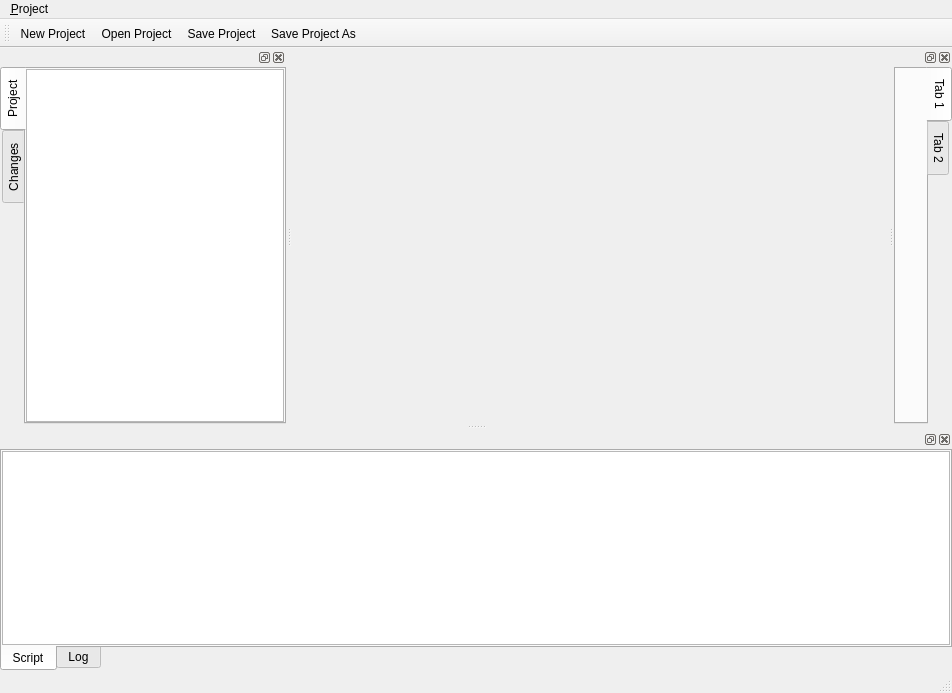
Before: the Qt Designer form branches/split/grafity/ui/forms/mdi.ui in BackupTheBerlios/grafity-svn, drawn with Qt 5.
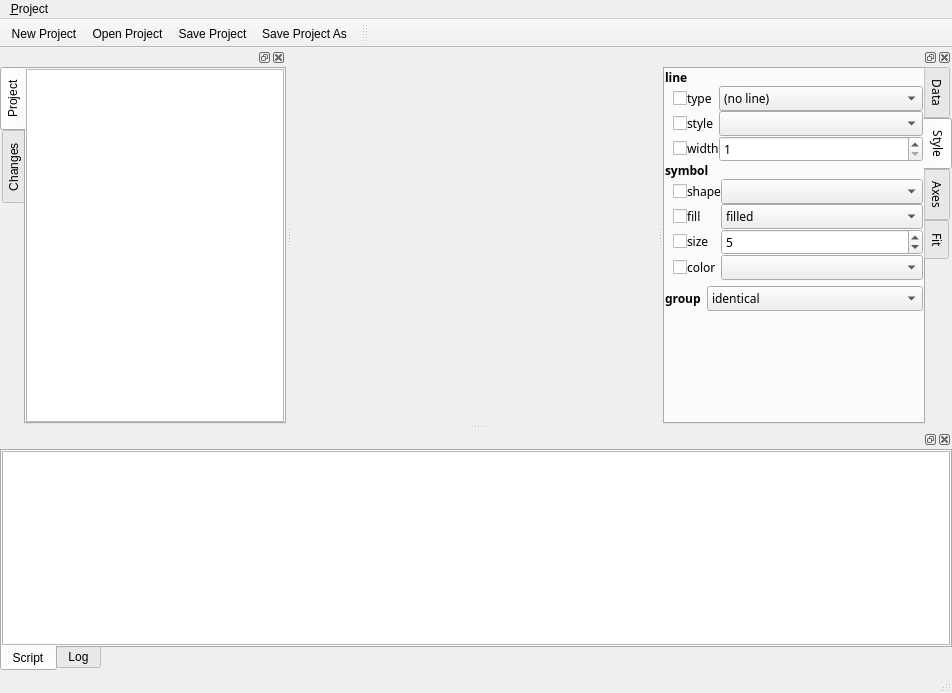
After: the same form once the commit is applied. Icons and pictures are not drawn. Custom widgets are drawn as their Qt base class.

```diff
--- a/branches/split/grafity/ui/forms/mdi.ui
+++ b/branches/split/grafity/ui/forms/mdi.ui
@@ -186,18 +186,1052 @@
       <number>0</number>
      </property>
      <item>
-      <widget class="QTabWidget" name="tabWidget_2" >
+      <widget class="QTabWidget" name="tabs" >
+       <property name="font" >
+        <font>
+         <family>Sans Serif</family>
+         <pointsize>9</pointsize>
+         <weight>50</weight>
+         <italic>false</italic>
+         <bold>false</bold>
+         <underline>false</underline>
+         <strikeout>false</strikeout>
+        </font>
+       </property>
        <property name="tabPosition" >
         <enum>QTabWidget::East</enum>
        </property>
+       <property name="tabShape" >
+        <enum>QTabWidget::Rounded</enum>
+       </property>
+       <property name="currentIndex" >
+        <number>1</number>
+       </property>
        <widget class="QWidget" name="tab_3" >
         <attribute name="title" >
-         <string>Tab 1</string>
+         <string>Data</string>
         </attribute>
+        <attribute name="icon" >
+         <iconset resource="grafity.qrc" >:/images/general/worksheet.png</iconset>
+        </attribute>
+        <layout class="QVBoxLayout" >
+         <property name="margin" >
+          <number>0</number>
+         </property>
+         <property name="spacing" >
+          <number>6</number>
+         </property>
+         <item>
+          <layout class="QHBoxLayout" >
+           <property name="margin" >
+            <number>0</number>
+           </property>
+           <property name="spacing" >
+            <number>6</number>
+           </property>
+           <item>
+            <widget class="QToolButton" name="add_button" >
+             <property name="text" >
+              <string>Add</string>
+             </property>
+             <property name="icon" >
+              <iconset>images/16/add.png</iconset>
+             </property>
+             <property name="toolButtonStyle" >
+              <enum>Qt::ToolButtonTextBesideIcon</enum>
+             </property>
+             <property name="autoRaise" >
+              <bool>true</bool>
+             </property>
+            </widget>
+           </item>
+           <item>
+            <widget class="QToolButton" name="toolButton" >
+             <property name="text" >
+              <string>Replace</string>
+             </property>
+             <property name="icon" >
+              <iconset>images/16/add.png</iconset>
+             </property>
+             <property name="toolButtonStyle" >
+              <enum>Qt::ToolButtonTextBesideIcon</enum>
+             </property>
+             <property name="autoRaise" >
+              <bool>true</bool>
+             </property>
+            </widget>
+           </item>
+           <item>
+            <spacer>
+             <property name="orientation" >
+              <enum>Qt::Horizontal</enum>
+             </property>
+             <property name="sizeType" >
+              <enum>QSizePolicy::Expanding</enum>
+             </property>
+             <property name="sizeHint" >
+              <size>
+               <width>40</width>
+               <height>20</height>
+              </size>
+             </property>
+            </spacer>
+           </item>
+          </layout>
+         </item>
+         <item>
+          <widget class="QSplitter" name="splitter" >
+           <property name="orientation" >
+            <enum>Qt::Vertical</enum>
+           </property>
+           <property name="childrenCollapsible" >
+            <bool>false</bool>
+           </property>
+           <widget class="QWidget" name="widget_2" >
+            <layout class="QVBoxLayout" >
+             <property name="margin" >
+              <number>0</number>
+             </property>
+             <property name="spacing" >
+              <number>0</number>
+             </property>
+             <item>
+              <widget class="QLabel" name="label" >
+               <property name="text" >
+                <string>&lt;html>&lt;head>&lt;meta name="qrichtext" content="1" />&lt;/head>&lt;body style=" white-space: pre-wrap; font-family:Sans Serif; font-size:9pt; font-weight:400; font-style:normal; text-decoration:none;">&lt;p style=" margin-top:0px; margin-bottom:0px; margin-left:0px; margin-right:0px; -qt-block-indent:0; text-indent:0px;">&lt;span style=" font-weight:600;">worksheet&lt;/span>&lt;/p>&lt;/body>&lt;/html></string>
+               </property>
+               <property name="buddy" >
+                <cstring>treeView</cstring>
+               </property>
+              </widget>
+             </item>
+             <item>
+              <widget class="QTreeView" name="treeView" />
+             </item>
+            </layout>
+           </widget>
+           <widget class="QWidget" name="widget_2" >
+            <layout class="QVBoxLayout" >
+             <property name="margin" >
+              <number>0</number>
+             </property>
+             <property name="spacing" >
+              <number>0</number>
+             </property>
+             <item>
+              <widget class="QLabel" name="label_2" >
+               <property name="text" >
+                <string>&lt;html>&lt;head>&lt;meta name="qrichtext" content="1" />&lt;/head>&lt;body style=" white-space: pre-wrap; font-family:Sans Serif; font-size:9pt; font-weight:400; font-style:normal; text-decoration:none;">&lt;p style=" margin-top:0px; margin-bottom:0px; margin-left:0px; margin-right:0px; -qt-block-indent:0; text-indent:0px;">&lt;span style=" font-weight:600;">x axis&lt;/span>&lt;/p>&lt;/body>&lt;/html></string>
+               </property>
+               <property name="buddy" >
+                <cstring>listView</cstring>
+               </property>
+              </widget>
+             </item>
+             <item>
+              <widget class="QListView" name="listView" />
+             </item>
+            </layout>
+           </widget>
+           <widget class="QWidget" name="widget_2" >
+            <layout class="QVBoxLayout" >
+             <property name="margin" >
+              <number>0</number>
+             </property>
+             <property name="spacing" >
+              <number>0</number>
+             </property>
+             <item>
+              <widget class="QLabel" name="label_3" >
+               <property name="text" >
+                <string>&lt;html>&lt;head>&lt;meta name="qrichtext" content="1" />&lt;/head>&lt;body style=" white-space: pre-wrap; font-family:Sans Serif; font-size:9pt; font-weight:400; font-style:normal; text-decoration:none;">&lt;p style=" margin-top:0px; margin-bottom:0px; margin-left:0px; margin-right:0px; -qt-block-indent:0; text-indent:0px;">&lt;span style=" font-weight:600;">y axis&lt;/span>&lt;/p>&lt;/body>&lt;/html></string>
+               </property>
+               <property name="buddy" >
+                <cstring>listView_2</cstring>
+               </property>
+              </widget>
+             </item>
+             <item>
+              <widget class="QListView" name="listView_2" />
+             </item>
+            </layout>
+           </widget>
+          </widget>
+         </item>
+        </layout>
+       </widget>
+       <widget class="QWidget" name="Style" >
+        <attribute name="title" >
+         <string>Style</string>
+        </attribute>
+        <attribute name="icon" >
+         <iconset resource="grafity.qrc" >:/images/general/style.png</iconset>
+        </attribute>
+        <attribute name="toolTip" >
+         <string>Style</string>
+        </attribute>
+        <layout class="QVBoxLayout" >
+         <property name="margin" >
+          <number>0</number>
+         </property>
+         <property name="spacing" >
+          <number>6</number>
+         </property>
+         <item>
+          <layout class="QVBoxLayout" >
+           <property name="margin" >
+            <number>0</number>
+           </property>
+           <property name="spacing" >
+            <number>0</number>
+           </property>
+           <item>
+            <layout class="QVBoxLayout" >
+             <property name="margin" >
+              <number>0</number>
+             </property>
+             <property name="spacing" >
+              <number>0</number>
+             </property>
+             <item>
+              <widget class="QLabel" name="textLabel1_3" >
+               <property name="text" >
+                <string>&lt;b>line&lt;/b></string>
+               </property>
+              </widget>
+             </item>
+             <item>
+              <layout class="QHBoxLayout" >
+               <property name="margin" >
+                <number>0</number>
+               </property>
+               <property name="spacing" >
+                <number>0</number>
+               </property>
+               <item>
+                <spacer>
+                 <property name="orientation" >
+                  <enum>Qt::Horizontal</enum>
+                 </property>
+                 <property name="sizeType" >
+                  <enum>QSizePolicy::Fixed</enum>
+                 </property>
+                 <property name="sizeHint" >
+                  <size>
+                   <width>8</width>
+                   <height>20</height>
+                  </size>
+                 </property>
+                </spacer>
+               </item>
+               <item>
+                <layout class="QGridLayout" >
+                 <property name="margin" >
+                  <number>0</number>
+                 </property>
+                 <property name="spacing" >
+                  <number>0</number>
+                 </property>
+                 <item row="2" column="0" >
+                  <widget class="QCheckBox" name="lwidth_ch" >
+                   <property name="sizePolicy" >
+                    <sizepolicy>
+                     <hsizetype>0</hsizetype>
+                     <vsizetype>0</vsizetype>
+                     <horstretch>0</horstretch>
+                     <verstretch>0</verstretch>
+                    </sizepolicy>
+                   </property>
+                   <property name="text" >
+                    <string/>
+                   </property>
+                  </widget>
+                 </item>
+                 <item row="2" column="2" >
+                  <widget class="QSpinBox" name="lwidth" >
+                   <property name="sizePolicy" >
+                    <sizepolicy>
+                     <hsizetype>3</hsizetype>
+                     <vsizetype>0</vsizetype>
+                     <horstretch>0</horstretch>
+                     <verstretch>0</verstretch>
+                    </sizepolicy>
+                   </property>
+                   <property name="maximum" >
+                    <number>40</number>
+                   </property>
+                   <property name="minimum" >
+                    <number>1</number>
+                   </property>
+                  </widget>
+                 </item>
+                 <item row="1" column="2" >
+                  <widget class="QComboBox" name="lstyle" >
+                   <property name="sizePolicy" >
+                    <sizepolicy>
+                     <hsizetype>3</hsizetype>
+                     <vsizetype>0</vsizetype>
+                     <horstretch>0</horstretch>
+                     <verstretch>0</verstretch>
+                    </sizepolicy>
+                   </property>
+                  </widget>
+                 </item>
+                 <item row="1" column="1" >
+                  <widget class="QLabel" name="textLabel5_2" >
+                   <property name="sizePolicy" >
+                    <sizepolicy>
+                     <hsizetype>0</hsizetype>
+                     <vsizetype>0</vsizetype>
+                     <horstretch>0</horstretch>
+                     <verstretch>0</verstretch>
+                    </sizepolicy>
+                   </property>
+                   <property name="text" >
+                    <string>style</string>
+                   </property>
+                   <property name="buddy" >
+                    <cstring>lstyle</cstring>
+                   </property>
+                  </widget>
+                 </item>
+                 <item row="2" column="1" >
+                  <widget class="QLabel" name="textLabel6_2" >
+                   <property name="sizePolicy" >
+                    <sizepolicy>
+                     <hsizetype>0</hsizetype>
+                     <vsizetype>0</vsizetype>
+                     <horstretch>0</horstretch>
+                     <verstretch>0</verstretch>
+                    </sizepolicy>
+                   </property>
+                   <property name="text" >
+                    <string>width</string>
+                   </property>
+                   <property name="buddy" >
+                    <cstring>lwidth</cstring>
+                   </property>
+                  </widget>
+                 </item>
+                 <item row="0" column="0" >
+                  <widget class="QCheckBox" name="ltype_ch" >
+                   <property name="sizePolicy" >
+                    <sizepolicy>
+                     <hsizetype>0</hsizetype>
+                     <vsizetype>0</vsizetype>
+                     <horstretch>0</horstretch>
+                     <verstretch>0</verstretch>
+                    </sizepolicy>
+                   </property>
+                   <property name="text" >
+                    <string/>
+                   </property>
+                  </widget>
+                 </item>
+                 <item row="1" column="0" >
+                  <widget class="QCheckBox" name="lstyle_ch" >
+                   <property name="sizePolicy" >
+                    <sizepolicy>
+                     <hsizetype>0</hsizetype>
+                     <vsizetype>0</vsizetype>
+                     <horstretch>0</horstretch>
+                     <verstretch>0</verstretch>
+                    </sizepolicy>
+                   </property>
+                   <property name="text" >
+                    <string/>
+                   </property>
+                  </widget>
+                 </item>
+                 <item row="0" column="1" >
+                  <widget class="QLabel" name="textLabel4_2" >
+                   <property name="sizePolicy" >
+                    <sizepolicy>
+                     <hsizetype>0</hsizetype>
+                     <vsizetype>0</vsizetype>
+                     <horstretch>0</horstretch>
+                     <verstretch>0</verstretch>
+                    </sizepolicy>
+                   </property>
+                   <property name="text" >
+                    <string>type</string>
+                   </property>
+                   <property name="buddy" >
+                    <cstring>ltype</cstring>
+                   </property>
+                  </widget>
+                 </item>
+                 <item row="0" column="2" >
+                  <widget class="QComboBox" name="ltype" >
+                   <property name="sizePolicy" >
+                    <sizepolicy>
+                     <hsizetype>3</hsizetype>
+                     <vsizetype>0</vsizetype>
+                     <horstretch>0</horstretch>
+                     <verstretch>0</verstretch>
+                    </sizepolicy>
+                   </property>
+                   <item>
+                    <property name="text" >
+                     <string>(no line)</string>
+                    </property>
+                   </item>
+                   <item>
+                    <property name="text" >
+                     <string>straight</string>
+                    </property>
+                   </item>
+                   <item>
+                    <property name="text" >
+                     <string>spline</string>
+                    </property>
+                   </item>
+                  </widget>
+                 </item>
+                </layout>
+               </item>
+              </layout>
+             </item>
+            </layout>
+           </item>
+           <item>
+            <widget class="QLabel" name="textLabel1_4" >
+             <property name="text" >
+              <string>&lt;b>symbol&lt;/b></string>
+             </property>
+            </widget>
+           </item>
+           <item>
+            <layout class="QHBoxLayout" >
+             <property name="margin" >
+              <number>0</number>
+             </property>
+             <property name="spacing" >
+              <number>0</number>
+             </property>
+             <item>
+              <spacer>
+               <property name="orientation" >
+                <enum>Qt::Horizontal</enum>
+               </property>
+               <property name="sizeType" >
+                <enum>QSizePolicy::Fixed</enum>
+               </property>
+               <property name="sizeHint" >
+                <size>
+                 <width>8</width>
+                 <height>20</height>
+                </size>
+               </property>
+              </spacer>
+             </item>
+             <item>
+              <layout class="QGridLayout" >
+               <property name="margin" >
+                <number>0</number>
+               </property>
+               <property name="spacing" >
+                <number>0</number>
+               </property>
+               <item row="3" column="0" >
+                <widget class="QCheckBox" name="color_ch" >
+                 <property name="sizePolicy" >
+                  <sizepolicy>
+                   <hsizetype>0</hsizetype>
+                   <vsizetype>0</vsizetype>
+                   <horstretch>0</horstretch>
+                   <verstretch>0</verstretch>
+                  </sizepolicy>
+                 </property>
+                 <property name="text" >
+                  <string/>
+                 </property>
+                </widget>
+               </item>
+               <item row="0" column="2" >
+                <widget class="QComboBox" name="shape" >
+                 <property name="sizePolicy" >
+                  <sizepolicy>
+                   <hsizetype>3</hsizetype>
+                   <vsizetype>0</vsizetype>
+                   <horstretch>0</horstretch>
+                   <verstretch>0</verstretch>
+                  </sizepolicy>
+                 </property>
+                </widget>
+               </item>
+               <item row="0" column="1" >
+                <widget class="QLabel" name="textLabel4" >
+                 <property name="sizePolicy" >
+                  <sizepolicy>
+                   <hsizetype>0</hsizetype>
+                   <vsizetype>0</vsizetype>
+                   <horstretch>0</horstretch>
+                   <verstretch>0</verstretch>
+                  </sizepolicy>
+                 </property>
+                 <property name="text" >
+                  <string>shape</string>
+                 </property>
+                 <property name="buddy" >
+                  <cstring>shape</cstring>
+                 </property>
+                </widget>
+               </item>
+               <item row="3" column="2" >
+                <widget class="QComboBox" name="color" >
+                 <property name="sizePolicy" >
+                  <sizepolicy>
+                   <hsizetype>3</hsizetype>
+                   <vsizetype>0</vsizetype>
+                   <horstretch>0</horstretch>
+                   <verstretch>0</verstretch>
+                  </sizepolicy>
+                 </property>
+                </widget>
+               </item>
+               <item row="1" column="2" >
+                <widget class="QComboBox" name="fill" >
+                 <property name="sizePolicy" >
+                  <sizepolicy>
+                   <hsizetype>3</hsizetype>
+                   <vsizetype>0</vsizetype>
+                   <horstretch>0</horstretch>
+                   <verstretch>0</verstretch>
+                  </sizepolicy>
+                 </property>
+                 <item>
+                  <property name="text" >
+                   <string>filled</string>
+                  </property>
+                 </item>
+                 <item>
+                  <property name="text" >
+                   <string>open</string>
+                  </property>
+                 </item>
+                </widget>
+               </item>
+               <item row="1" column="1" >
+                <widget class="QLabel" name="textLabel4_3" >
+                 <property name="sizePolicy" >
+                  <sizepolicy>
+                   <hsizetype>0</hsizetype>
+                   <vsizetype>0</vsizetype>
+                   <horstretch>0</horstretch>
+                   <verstretch>0</verstretch>
+                  </sizepolicy>
+                 </property>
+                 <property name="text" >
+                  <string>fill</string>
+                 </property>
+                 <property name="buddy" >
+                  <cstring>fill</cstring>
+                 </property>
+                </widget>
+               </item>
+               <item row="3" column="1" >
+                <widget class="QLabel" name="textLabel7" >
+                 <property name="sizePolicy" >
+                  <sizepolicy>
+                   <hsizetype>0</hsizetype>
+                   <vsizetype>0</vsizetype>
+                   <horstretch>0</horstretch>
+                   <verstretch>0</verstretch>
+                  </sizepolicy>
+                 </property>
+                 <property name="text" >
+                  <string>color</string>
+                 </property>
+                 <property name="buddy" >
+                  <cstring>color</cstring>
+                 </property>
+                </widget>
+               </item>
+               <item row="2" column="0" >
+                <widget class="QCheckBox" name="size_ch" >
+                 <property name="sizePolicy" >
+                  <sizepolicy>
+                   <hsizetype>0</hsizetype>
+                   <vsizetype>0</vsizetype>
+                   <horstretch>0</horstretch>
+                   <verstretch>0</verstretch>
+                  </sizepolicy>
+                 </property>
+                 <property name="text" >
+                  <string/>
+                 </property>
+                </widget>
+               </item>
+               <item row="1" column="0" >
+                <widget class="QCheckBox" name="fill_ch" >
+                 <property name="sizePolicy" >
+                  <sizepolicy>
+                   <hsizetype>0</hsizetype>
+                   <vsizetype>0</vsizetype>
+                   <horstretch>0</horstretch>
+                   <verstretch>0</verstretch>
+                  </sizepolicy>
+                 </property>
+                 <property name="text" >
+                  <string/>
+                 </property>
+                </widget>
+               </item>
+               <item row="0" column="0" >
+                <widget class="QCheckBox" name="shape_ch" >
+                 <property name="sizePolicy" >
+                  <sizepolicy>
+                   <hsizetype>0</hsizetype>
+                   <vsizetype>0</vsizetype>
+                   <horstretch>0</horstretch>
+                   <verstretch>0</verstretch>
+                  </sizepolicy>
+                 </property>
+                 <property name="text" >
+                  <string/>
+                 </property>
+                </widget>
+               </item>
+               <item row="2" column="1" >
+                <widget class="QLabel" name="textLabel6" >
+                 <property name="sizePolicy" >
+                  <sizepolicy>
+                   <hsizetype>0</hsizetype>
+                   <vsizetype>0</vsizetype>
+                   <horstretch>0</horstretch>
+                   <verstretch>0</verstretch>
+                  </sizepolicy>
+                 </property>
+                 <property name="text" >
+                  <string>size</string>
+                 </property>
+                 <property name="buddy" >
+                  <cstring>size</cstring>
+                 </property>
+                </widget>
+               </item>
+               <item row="2" column="2" >
+                <widget class="QSpinBox" name="size" >
+                 <property name="sizePolicy" >
+                  <sizepolicy>
+                   <hsizetype>3</hsizetype>
+                   <vsizetype>0</vsizetype>
+                   <horstretch>0</horstretch>
+                   <verstretch>0</verstretch>
+                  </sizepolicy>
+                 </property>
+                 <property name="maximum" >
+                  <number>60</number>
+                 </property>
+                 <property name="minimum" >
+                  <number>1</number>
+                 </property>
+                 <property name="value" >
+                  <number>5</number>
+                 </property>
+                </widget>
+               </item>
+              </layout>
+             </item>
+            </layout>
+           </item>
+          </layout>
+         </item>
+         <item>
+          <layout class="QHBoxLayout" >
+           <property name="margin" >
+            <number>0</number>
+           </property>
+           <property name="spacing" >
+            <number>6</number>
+           </property>
+           <item>
+            <widget class="QLabel" name="textLabel4_2_2" >
+             <property name="sizePolicy" >
+              <sizepolicy>
+               <hsizetype>0</hsizetype>
+               <vsizetype>5</vsizetype>
+               <horstretch>0</horstretch>
+               <verstretch>0</verstretch>
+              </sizepolicy>
+             </property>
+             <property name="text" >
+              <string>&lt;b>group&lt;/b></string>
+             </property>
+             <property name="buddy" >
+              <cstring>group</cstring>
+             </property>
+            </widget>
+           </item>
+           <item>
+            <widget class="QComboBox" name="group" >
+             <item>
+              <property name="text" >
+               <string>identical</string>
+              </property>
+             </item>
+             <item>
+              <property name="text" >
+               <string>series</string>
+              </property>
+             </item>
+            </widget>
+           </item>
+          </layout>
+         </item>
+         <item>
+          <spacer>
+           <property name="orientation" >
+            <enum>Qt::Vertical</enum>
+           </property>
+           <property name="sizeType" >
+            <enum>QSizePolicy::Expanding</enum>
+           </property>
+           <property name="sizeHint" >
+            <size>
+             <width>213</width>
+             <height>191</height>
+            </size>
+           </property>
+          </spacer>
+         </item>
+        </layout>
        </widget>
        <widget class="QWidget" name="tab_4" >
         <attribute name="title" >
-         <string>Tab 2</string>
+         <string>Axes</string>
+        </attribute>
+        <attribute name="icon" >
+         <iconset>images/16/axes.png</iconset>
+        </attribute>
+        <layout class="QVBoxLayout" >
+         <property name="margin" >
+          <number>0</number>
+         </property>
+         <property name="spacing" >
+          <number>6</number>
+         </property>
+         <item>
+          <layout class="QVBoxLayout" >
+           <property name="margin" >
+            <number>0</number>
+           </property>
+           <property name="spacing" >
+            <number>0</number>
+           </property>
+           <item>
+            <widget class="QLabel" name="textLabel1" >
+             <property name="text" >
+              <string>&lt;b>x axis&lt;/b></string>
+             </property>
+            </widget>
+           </item>
+           <item>
+            <layout class="QHBoxLayout" >
+             <property name="margin" >
+              <number>0</number>
+             </property>
+             <property name="spacing" >
+              <number>0</number>
+             </property>
+             <item>
+              <spacer>
+               <property name="orientation" >
+                <enum>Qt::Horizontal</enum>
+               </property>
+               <property name="sizeType" >
+                <enum>QSizePolicy::Fixed</enum>
+               </property>
+               <property name="sizeHint" >
+                <size>
+                 <width>8</width>
+                 <height>20</height>
+                </size>
+               </property>
+              </spacer>
+             </item>
+             <item>
+              <layout class="QGridLayout" >
+               <property name="margin" >
+                <number>0</number>
+               </property>
+               <property name="spacing" >
+                <number>0</number>
+               </property>
+               <item row="3" column="1" >
+                <widget class="QComboBox" name="xscale" >
+                 <item>
+                  <property name="text" >
+                   <string>linear</string>
+                  </property>
+                 </item>
+                 <item>
+                  <property name="text" >
+                   <string>log</string>
+                  </property>
+                 </item>
+                </widget>
+               </item>
+               <item row="0" column="1" >
+                <widget class="QLineEdit" name="xtitle" />
+               </item>
+               <item row="1" column="0" >
+                <widget class="QLabel" name="textLabel5" >
+                 <property name="sizePolicy" >
+                  <sizepolicy>
+                   <hsizetype>0</hsizetype>
+                   <vsizetype>0</vsizetype>
+                   <horstretch>0</horstretch>
+                   <verstretch>0</verstretch>
+                  </sizepolicy>
+                 </property>
+                 <property name="text" >
+                  <string>from</string>
+                 </property>
+                 <property name="buddy" >
+                  <cstring>xfrom</cstring>
+                 </property>
+                </widget>
+               </item>
+               <item row="0" column="0" >
+                <widget class="QLabel" name="textLabel4_5" >
+                 <property name="sizePolicy" >
+                  <sizepolicy>
+                   <hsizetype>0</hsizetype>
+                   <vsizetype>0</vsizetype>
+                   <horstretch>0</horstretch>
+                   <verstretch>0</verstretch>
+                  </sizepolicy>
+                 </property>
+                 <property name="text" >
+                  <string>title</string>
+                 </property>
+                 <property name="buddy" >
+                  <cstring>xtitle</cstring>
+                 </property>
+                </widget>
+               </item>
+               <item row="3" column="0" >
+                <widget class="QLabel" name="textLabel7_3" >
+                 <property name="sizePolicy" >
+                  <sizepolicy>
+                   <hsizetype>0</hsizetype>
+                   <vsizetype>0</vsizetype>
+                   <horstretch>0</horstretch>
+                   <verstretch>0</verstretch>
+                  </sizepolicy>
+                 </property>
+                 <property name="text" >
+                  <string>scale</string>
+                 </property>
+                 <property name="buddy" >
+                  <cstring>xscale</cstring>
+                 </property>
+                </widget>
+               </item>
+               <item row="1" column="1" >
+                <widget class="QLineEdit" name="xfrom" />
+               </item>
+               <item row="2" column="1" >
+                <widget class="QLineEdit" name="xto" />
+               </item>
+               <item row="2" column="0" >
+                <widget class="QLabel" name="textLabel6_4" >
+                 <property name="sizePolicy" >
+                  <sizepolicy>
+                   <hsizetype>0</hsizetype>
+                   <vsizetype>0</vsizetype>
+                   <horstretch>0</horstretch>
+                   <verstretch>0</verstretch>
+                  </sizepolicy>
+                 </property>
+                 <property name="text" >
+                  <string>to</string>
+                 </property>
+                 <property name="buddy" >
+                  <cstring>xto</cstring>
+                 </property>
+                </widget>
+               </item>
+              </layout>
+             </item>
+            </layout>
+           </item>
+          </layout>
+         </item>
+         <item>
+          <layout class="QVBoxLayout" >
+           <property name="margin" >
+            <number>0</number>
+           </property>
+           <property name="spacing" >
+            <number>0</number>
+           </property>
+           <item>
+            <widget class="QLabel" name="textLabel1_2" >
+             <property name="text" >
+              <string>&lt;b>y axis&lt;/b></string>
+             </property>
+            </widget>
+           </item>
+           <item>
+            <layout class="QHBoxLayout" >
+             <property name="margin" >
+              <number>0</number>
+             </property>
+             <property name="spacing" >
+              <number>0</number>
+             </property>
+             <item>
+              <spacer>
+               <property name="orientation" >
+                <enum>Qt::Horizontal</enum>
+               </property>
+               <property name="sizeType" >
+                <enum>QSizePolicy::Fixed</enum>
+               </property>
+               <property name="sizeHint" >
+                <size>
+                 <width>8</width>
+                 <height>20</height>
+                </size>
+               </property>
+              </spacer>
+             </item>
+             <item>
+              <layout class="QGridLayout" >
+               <property name="margin" >
+                <number>0</number>
+               </property>
+               <property name="spacing" >
+                <number>0</number>
+               </property>
+               <item row="3" column="1" >
+                <widget class="QComboBox" name="yscale" >
+                 <item>
+                  <property name="text" >
+                   <string>linear</string>
+                  </property>
+                 </item>
+                 <item>
+                  <property name="text" >
+                   <string>log</string>
+                  </property>
+                 </item>
+                </widget>
+               </item>
+               <item row="0" column="1" >
+                <widget class="QLineEdit" name="ytitle" />
+               </item>
+               <item row="1" column="0" >
+                <widget class="QLabel" name="textLabel5_3" >
+                 <property name="sizePolicy" >
+                  <sizepolicy>
+                   <hsizetype>0</hsizetype>
+                   <vsizetype>0</vsizetype>
+                   <horstretch>0</horstretch>
+                   <verstretch>0</verstretch>
+                  </sizepolicy>
+                 </property>
+                 <property name="text" >
+                  <string>from</string>
+                 </property>
+                 <property name="buddy" >
+                  <cstring>yfrom</cstring>
+                 </property>
+                </widget>
+               </item>
+               <item row="0" column="0" >
+                <widget class="QLabel" name="textLabel4_4" >
+                 <property name="sizePolicy" >
+                  <sizepolicy>
+                   <hsizetype>0</hsizetype>
+                   <vsizetype>0</vsizetype>
+                   <horstretch>0</horstretch>
+                   <verstretch>0</verstretch>
+                  </sizepolicy>
+                 </property>
+                 <property name="text" >
+                  <string>title</string>
+                 </property>
+                 <property name="buddy" >
+                  <cstring>ytitle</cstring>
+                 </property>
+                </widget>
+               </item>
+               <item row="3" column="0" >
+                <widget class="QLabel" name="textLabel7_2" >
+                 <property name="sizePolicy" >
+                  <sizepolicy>
+                   <hsizetype>0</hsizetype>
+                   <vsizetype>0</vsizetype>
+                   <horstretch>0</horstretch>
+                   <verstretch>0</verstretch>
+                  </sizepolicy>
+                 </property>
+                 <property name="text" >
+                  <string>scale</string>
+                 </property>
+                 <property name="buddy" >
+                  <cstring>textLabel7_2</cstring>
+                 </property>
+                </widget>
+               </item>
+               <item row="1" column="1" >
+                <widget class="QLineEdit" name="yfrom" />
+               </item>
+               <item row="2" column="1" >
+                <widget class="QLineEdit" name="yto" />
+               </item>
+               <item row="2" column="0" >
+                <widget class="QLabel" name="textLabel6_3" >
+                 <property name="sizePolicy" >
+                  <sizepolicy>
+                   <hsizetype>0</hsizetype>
+                   <vsizetype>0</vsizetype>
+                   <horstretch>0</horstretch>
+                   <verstretch>0</verstretch>
+                  </sizepolicy>
+                 </property>
+                 <property name="text" >
+                  <string>to</string>
+                 </property>
+                </widget>
+               </item>
+              </layout>
+             </item>
+            </layout>
+           </item>
+          </layout>
+         </item>
+         <item>
+          <spacer>
+           <property name="orientation" >
+            <enum>Qt::Vertical</enum>
+           </property>
+           <property name="sizeType" >
+            <enum>QSizePolicy::Expanding</enum>
+           </property>
+           <property name="sizeHint" >
+            <size>
+             <width>163</width>
+             <height>73</height>
+            </size>
+           </property>
+          </spacer>
+         </item>
+        </layout>
+       </widget>
+       <widget class="QWidget" name="tab_7" >
+        <attribute name="title" >
+         <string>Fit</string>
+        </attribute>
+        <attribute name="icon" >
+         <iconset>images/16/function.png</iconset>
+        </attribute>
+        <attribute name="toolTip" >
+         <string>Fit</string>
         </attribute>
        </widget>
       </widget>
@@ -206,6 +1240,9 @@
    </widget>
   </widget>
   <widget class="QToolBar" name="toolBar" >
+   <property name="movable" >
+    <bool>false</bool>
+   </property>
    <property name="orientation" >
     <enum>Qt::Horizontal</enum>
    </property>
@@ -217,6 +1254,17 @@
    <addaction name="action_save" />
    <addaction name="action_saveas" />
   </widget>
+  <widget class="QToolBar" name="toolBar_2" >
+   <property name="movable" >
+    <bool>true</bool>
+   </property>
+   <property name="orientation" >
+    <enum>Qt::Horizontal</enum>
+   </property>
+   <attribute name="toolBarArea" >
+    <number>4</number>
+   </attribute>
+  </widget>
   <action name="action_new" >
    <property name="icon" >
     <iconset resource="grafity.qrc" >:/images/general/new.png</iconset>
```
